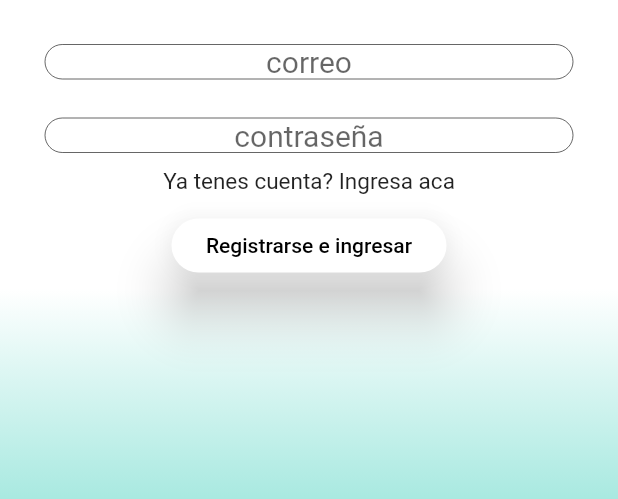
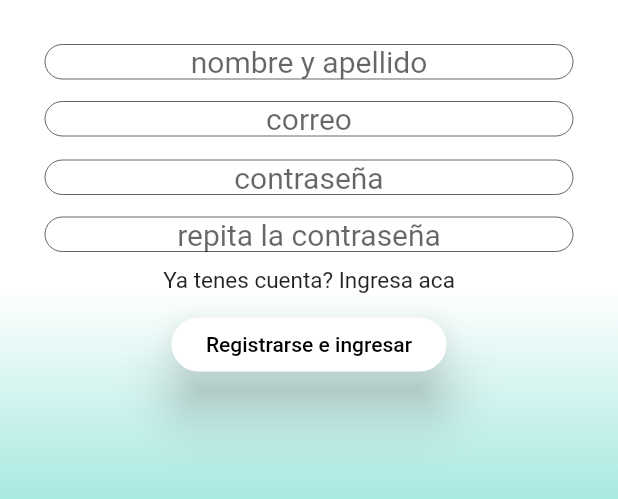
Before and after one commit to jakir305/Guianueva, a Flutter app: the screen it shows after launch, after a tap on "Iniciar sesion", after a tap on "Registrarse", on a phone screen of 412 x 824 dp, the part 329-828 px from its top. Run offline on Flutter 3.47's test engine with Material 2 defaults, Android fonts, the phone set to English and light mode, and no system bars; our stand-ins replace cloud_firestore, firebase_auth, firebase_database, google_sign_in, shared_preferences; missing offline and left inert: flutter_facebook_login; accounts and stored records are empty.

Commit message:
3/7/2020

```diff
--- a/lib/screens/authenticate/register.dart
+++ b/lib/screens/authenticate/register.dart
@@ -1,6 +1,8 @@
+import 'package:cloud_firestore/cloud_firestore.dart';
 import 'package:guiae/services/auth.dart';
 import 'package:flutter/material.dart';
 import 'package:guiae/src/Utils/text_style.dart';
+import 'package:shared_preferences/shared_preferences.dart';
 
 
 class Register extends StatefulWidget {
@@ -15,31 +17,29 @@
 
 class _RegisterState extends State<Register> {
 
+  String valTemp;
   final AuthService _auth = AuthService();
   final _formKey = GlobalKey<FormState>();
   String error = '';
 
   // text field state
+  String nombre='';
   String email = '';
   String password = '';
 
   @override
   Widget build(BuildContext context) {
     return Scaffold(
-
       backgroundColor: Colors.white,
-
       body: Container(
         height: double.infinity,
-
         decoration: BoxDecoration(
           gradient: LinearGradient(
             begin: Alignment.center,
             end: Alignment.bottomCenter,
+            colors: [Colors.white,Colors.tealAccent[700]])
+        ),
 
-            colors: [Colors.white,Colors.tealAccent[700]])
-
-        ),
         child: Form(
           key: _formKey,
           child: SingleChildScrollView(
@@ -64,6 +64,34 @@
                   padding: EdgeInsets.symmetric(horizontal: 30.0),
                   child: Column(
                     children: <Widget>[
+
+                      // nombre y apellido
+                    TextFormField(
+                        textAlign: TextAlign.center,
+                        keyboardType: TextInputType.text,
+                        style: TextStyle(
+                          fontSize: 20.0,
+                        ),
+                        maxLines: 1,
+                        decoration:InputDecoration.collapsed(
+                          fillColor: Colors.white,
+                          filled: true,
+                          border: OutlineInputBorder(
+                            borderSide: BorderSide(style:BorderStyle.solid,
+                              color: Colors.black,),
+                              borderRadius: BorderRadius.circular(20)),
+                                hintText:'nombre y apellido'),
+
+                                onChanged: (val) {
+                                setState(() => nombre = val);
+
+                            },
+                          ),
+
+                          SizedBox(height: 15.0,),
+
+
+                      // Caja de correo
                       TextFormField(
                         textAlign: TextAlign.center,
                         keyboardType: TextInputType.emailAddress,
@@ -71,23 +99,15 @@
                           fontSize: 20.0,
                         ),
                         maxLines: 1,
-                        decoration:
-
-
-                        InputDecoration.collapsed(
+                        decoration:InputDecoration.collapsed(
                           fillColor: Colors.white,
                           filled: true,
-
-
-
                           border: OutlineInputBorder(
-                                borderSide: BorderSide(style:BorderStyle.solid,color: Colors.black,),
+                            borderSide: BorderSide(style:BorderStyle.solid,
+                              color: Colors.black,),
                               borderRadius: BorderRadius.circular(20)),
-
-
-                            hintText: 'correo'),
-                        validator: (val) =>
-                            val.isEmpty ? 'Ingrese Email valido' : null,
+                                hintText:'correo'),
+                                validator: (val) => val.isEmpty ? 'Ingrese Email valido' : null,
                                 onChanged: (val) {
                                 setState(() => email = val);
                             },
@@ -97,8 +117,38 @@
                         error,
                         style: TextStyle(color: Colors.red, fontSize: 14.0),
                       ),
-                      SizedBox(height: 10.0),
 
+
+
+                      // Caja de contraseña
+                      TextFormField(
+                        textAlign: TextAlign.center,
+                        style: TextStyle(
+                          fontSize: 20.0,
+                        ),
+                        maxLines: 1,
+                        decoration: InputDecoration.collapsed(
+                          fillColor: Colors.white,
+                          filled: true,
+                            border: OutlineInputBorder(
+                              borderRadius: BorderRadius.circular(20)),
+                              hintText: 'contraseña'),
+                        obscureText: true,
+                        validator: (val) => val.length < 6
+                            ? 'Contraseña menor a 6 caracteres'
+                            : null,
+                        onChanged: (val) {
+
+                           setState(() {
+                             password = val;
+                             valTemp = val;
+                           });
+                        },
+                      ),
+
+                      SizedBox(height: 15.0,),
+
+                      // Caja de contraseña validacion
                       TextFormField(
                         textAlign: TextAlign.center,
                         style: TextStyle(
@@ -111,16 +161,21 @@
 
                             border: OutlineInputBorder(
                                 borderRadius: BorderRadius.circular(20)),
-                            hintText: 'contraseña'),
+                            hintText: 'repita la contraseña'),
                             obscureText: true,
-                        validator: (val) => val.length < 6
+                            validator: (val) {
 
-                            ? 'Contraseña menor a 6 caracteres'
-                            : null,
+                          if(val != valTemp){
+                            return 'Las contraseñas no coinciden';
+                          }
+                          return null;
+
+                        },
                         onChanged: (val) {
                           setState(() => password = val);
                         },
                       ),
+
                     ],
                   ),
                 ),
@@ -143,16 +198,28 @@
                           '  Registrarse e ingresar  ',
                           style: TextStyle(color: Colors.black),
                         ),
+
                         onPressed: () async {
-                      if(_formKey.currentState.validate()){
-                        dynamic result = await _auth.registerWithEmailAndPassword(email, password);
+
+                      if(_formKey.currentState.validate()) {
+                        dynamic result = await _auth.registerWithEmailAndPassword(email, password,nombre);
+
                         if(result == null) {
                           setState(() {
                             error = 'Ingrese un email valido';
                             }
                           );
                         }
+                        //crea instancia de usuario en firebase
+                        Firestore.instance.collection('usuarios').document()
+                        .setData({ 'correo': email, 'nombre': nombre });
+                        SharedPreferences prefs = await SharedPreferences.getInstance();
+                        prefs.setString('name', nombre);
+
                       }
+
+
+
                     }
                         ),
                          ],
@@ -160,7 +227,6 @@
                 ),
 
                 SizedBox(height: 20.0),
-
 
               ],
             ),
--- a/lib/screens/authenticate/sign_in.dart
+++ b/lib/screens/authenticate/sign_in.dart
@@ -2,8 +2,10 @@
 import 'package:flutter/material.dart';
 import 'package:guiae/src/Utils/text_style.dart';
 
+
 class SignIn extends StatefulWidget {
   final Function toggleView;
+
   SignIn({this.toggleView});
 
   @override
@@ -14,8 +16,10 @@
   final AuthService _auth = AuthService();
   final _formKey = GlobalKey<FormState>();
   String error = '';
+  String temp;
 
   // text field state
+  String nombre ='';
   String email = '';
   String password = '';
 
@@ -126,17 +130,19 @@
                           style: TextStyle(color: Colors.black),
                         ),
                         onPressed: () async {
+
                           if (_formKey.currentState.validate()) {
+                            print(nombre);
+
                             dynamic result = await _auth.signInWithEmailAndPassword(
-                                email, password);
-
-
-
+                                email, password,);
                             if (result == null) {
                               setState(() {
                                 error = 'No pudo ingresar con esas Credenciales';
                               });
                             }
+
+
                           }
                         }),
 
--- a/lib/screens/home/home_page.dart
+++ b/lib/screens/home/home_page.dart
@@ -7,6 +7,9 @@
 
 
 class HomePage extends StatefulWidget {
+
+
+
 
   @override
   _HomePageState createState() => _HomePageState();
@@ -19,6 +22,7 @@
 
   @override
   Widget build(BuildContext context) {
+
 
 
     final prefs = new PreferenciasUsuario();
--- a/lib/src/pages/universidades.page.dart
+++ b/lib/src/pages/universidades.page.dart
@@ -69,6 +69,30 @@
             icon: AssetImage('Asset/unrn.png'),
             ),
 
+            ListCardsUniversidades(
+            nombre: 'Balseiro',
+            nombreCompleto: 'Instituto Balseiro',
+            icon: AssetImage('Asset/unrn.png'),
+            ),
+
+            ListCardsUniversidades(
+            nombre: 'Ucasal',
+            nombreCompleto: 'Universidad Católolica de Salta',
+            icon: AssetImage('Asset/unrn.png'),
+            ),
+
+            ListCardsUniversidades(
+            nombre: 'Enerc',
+            nombreCompleto: 'Escuela Nacional de Experimentación y Realización Cinematográfica',
+            icon: AssetImage('Asset/unrn.png'),
+            ),
+
+            ListCardsUniversidades(
+            nombre: 'Potenciar',
+            nombreCompleto: 'Fundación Potenciar',
+            icon: AssetImage('Asset/unrn.png'),
+            ),
+
 
 
 
```
Also changed, not shown: lib/services/auth.dart (+18 -5 lines), lib/src/Utils/text_style.dart (line endings or trailing spaces). Lines whose indentation alone changed are shown as unchanged.
